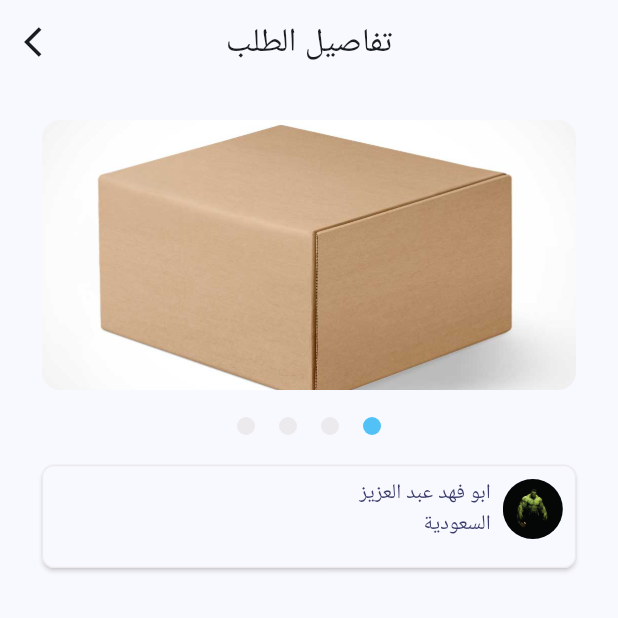
After one commit to Kerolos163/alexTask, a Flutter app: the DescriptionView screen opened directly, on a phone screen of 412 x 824 dp, the top half of it. The commit adds this screen. Run offline on Flutter 3.47's test engine with Material 2 defaults, Android fonts, the phone set to English and light mode, and no system bars; our stand-ins replace device_preview, flutter_bloc, flutter_svg.

Commit message:
work in DescriptionBody

```diff
--- a/lib/core/manager/asser_manager.dart
+++ b/lib/core/manager/asser_manager.dart
@@ -5,4 +5,5 @@ abstract class AssetManager {
   static const String box = "asset/images/box.jpg";
   static const String calendar = "asset/images/calendar.svg";
   static const String close = "asset/images/close.svg";
+  static const String hulk = "asset/images/hulk.jpg";
 }
--- /dev/null
+++ b/lib/feature/Description/presenation/view/description_view.dart
@@ -0,0 +1,30 @@
+import 'package:alextask/feature/Description/presenation/view/widget/description_body.dart';
+import 'package:alextask/feature/Description/presenation/viewModel/Cubit/cubit.dart';
+import 'package:flutter/material.dart';
+import 'package:flutter_bloc/flutter_bloc.dart';
+
+class DescriptionView extends StatelessWidget {
+  const DescriptionView({super.key});
+
+  @override
+  Widget build(BuildContext context) {
+    return Scaffold(
+      appBar: AppBar(
+        centerTitle: true,
+        leading: IconButton(
+            onPressed: () {
+              Navigator.pop(context);
+            },
+            icon: const Icon(Icons.arrow_back_ios)),
+        title: const Text("تفاصيل الطلب"),
+      ),
+      body: Directionality(
+        textDirection: TextDirection.rtl,
+        child: BlocProvider(
+          create: (context) => DescriptionCubit(),
+          child: const DescriptionBody(),
+        ),
+      ),
+    );
+  }
+}
--- /dev/null
+++ b/lib/feature/Description/presenation/view/widget/description_body.dart
@@ -0,0 +1,47 @@
+import 'package:alextask/core/manager/asser_manager.dart';
+import 'package:alextask/feature/Description/presenation/view/widget/indicators_widget.dart';
+import 'package:alextask/feature/Description/presenation/view/widget/user_info.dart';
+import 'package:alextask/feature/Description/presenation/viewModel/Cubit/cubit.dart';
+import 'package:alextask/feature/Description/presenation/viewModel/Cubit/state.dart';
+import 'package:flutter/material.dart';
+import 'package:flutter_bloc/flutter_bloc.dart';
+
+class DescriptionBody extends StatelessWidget {
+  const DescriptionBody({super.key});
+
+  @override
+  Widget build(BuildContext context) {
+    return BlocBuilder<DescriptionCubit, DescriptionState>(
+      builder: (context, state) {
+        return Padding(
+          padding: const EdgeInsets.symmetric(vertical: 8, horizontal: 28),
+          child: Column(
+            children: [
+              const SizedBox(height: 16),
+              SizedBox(
+                height: 180,
+                child: PageView.builder(
+                  itemBuilder: (context, index) => ClipRRect(
+                    borderRadius: BorderRadius.circular(12),
+                    child: Image.asset(AssetManager.box, fit: BoxFit.fitWidth),
+                  ),
+                  onPageChanged: (value) {
+                    DescriptionCubit.get(context)
+                        .changeCurrentIndex(newIndex: value);
+                  },
+                  itemCount: DescriptionCubit.get(context).imgs.length,
+                ),
+              ),
+              const SizedBox(height: 10),
+              IndicatorsWidget(
+                currentIndex: DescriptionCubit.get(context).currentindex,
+              ),
+              const SizedBox(height: 12),
+              const UserInfo()
+            ],
+          ),
+        );
+      },
+    );
+  }
+}
--- /dev/null
+++ b/lib/feature/Description/presenation/view/widget/indicators_widget.dart
@@ -0,0 +1,38 @@
+import 'package:alextask/core/manager/color_manager.dart';
+import 'package:alextask/feature/Description/presenation/viewModel/Cubit/cubit.dart';
+import 'package:flutter/material.dart';
+
+class IndicatorsWidget extends StatelessWidget {
+  const IndicatorsWidget({super.key, required this.currentIndex});
+  final int currentIndex;
+  @override
+  Widget build(BuildContext context) {
+    return Row(
+      mainAxisAlignment: MainAxisAlignment.center,
+      children: [
+        for (int i = 0; i < DescriptionCubit.get(context).imgs.length; i++)
+          currentIndex == i ? selectedIndicator() : unSelectedIndicator()
+      ],
+    );
+  }
+
+  Padding unSelectedIndicator() {
+    return const Padding(
+      padding: EdgeInsets.all(8.0),
+      child: CircleAvatar(
+        backgroundColor: ColorManager.lightGray,
+        radius: 6,
+      ),
+    );
+  }
+
+  Padding selectedIndicator() {
+    return const Padding(
+      padding: EdgeInsets.all(8.0),
+      child: CircleAvatar(
+        backgroundColor: ColorManager.prime,
+        radius: 6,
+      ),
+    );
+  }
+}
--- /dev/null
+++ b/lib/feature/Description/presenation/view/widget/user_info.dart
@@ -0,0 +1,38 @@
+import 'package:alextask/core/manager/asser_manager.dart';
+import 'package:alextask/core/manager/color_manager.dart';
+import 'package:flutter/material.dart';
+
+class UserInfo extends StatelessWidget {
+  const UserInfo({super.key});
+
+  @override
+  Widget build(BuildContext context) {
+    return Material(
+      borderRadius: BorderRadius.circular(8),
+      elevation: 1.2,
+      shadowColor: ColorManager.lightGray,
+      child: Container(
+        padding: const EdgeInsets.only(right: 8, top: 8, bottom: 18),
+        decoration: BoxDecoration(
+          borderRadius: BorderRadius.circular(8),
+          border: Border.all(color: ColorManager.lightGray, width: .8),
+        ),
+        child: const Row(children: [
+          CircleAvatar(
+            backgroundImage: AssetImage(AssetManager.hulk),
+          ),
+          SizedBox(width: 8),
+          Column(
+            crossAxisAlignment: CrossAxisAlignment.start,
+            children: [
+              Text("ابو فهد عبد العزيز",
+                  style: TextStyle(fontSize: 14, color: ColorManager.darkBlue)),
+              Text("السعودية",
+                  style: TextStyle(fontSize: 14, color: ColorManager.darkBlue)),
+            ],
+          )
+        ]),
+      ),
+    );
+  }
+}
--- /dev/null
+++ b/lib/feature/Description/presenation/viewModel/Cubit/cubit.dart
@@ -0,0 +1,19 @@
+import 'package:alextask/core/manager/asser_manager.dart';
+import 'package:alextask/feature/Description/presenation/viewModel/Cubit/state.dart';
+import 'package:flutter_bloc/flutter_bloc.dart';
+
+class DescriptionCubit extends Cubit<DescriptionState> {
+  DescriptionCubit() : super(IniteState());
+  static DescriptionCubit get(context) => BlocProvider.of(context);
+  final List<String> imgs = [
+    AssetManager.box,
+    AssetManager.box,
+    AssetManager.box,
+    AssetManager.box,
+  ];
+  int currentindex = 0;
+  changeCurrentIndex({required int newIndex}) {
+    currentindex = newIndex;
+    emit(ChangeIndexState());
+  }
+}
--- /dev/null
+++ b/lib/feature/Description/presenation/viewModel/Cubit/state.dart
@@ -0,0 +1,5 @@
+abstract class DescriptionState {}
+
+class IniteState extends DescriptionState {}
+
+class ChangeIndexState extends DescriptionState {}
--- a/lib/feature/home/presentation/view/widget/product_item.dart
+++ b/lib/feature/home/presentation/view/widget/product_item.dart
@@ -1,5 +1,6 @@
 import 'package:alextask/core/manager/asser_manager.dart';
 import 'package:alextask/core/manager/color_manager.dart';
+import 'package:alextask/feature/Description/presenation/view/description_view.dart';
 import 'package:flutter/material.dart';
 import 'package:flutter_svg/svg.dart';
 
@@ -50,9 +51,13 @@ class ProductItem extends StatelessWidget {
                       textDirection: TextDirection.ltr,
                     ),
                     const Spacer(),
-                    deskcriptionContainer(onTap: () {
-
-                    },),
+                    deskcriptionContainer(
+                      onTap: () {
+                        Navigator.of(context).push(MaterialPageRoute(
+                          builder: (context) => const DescriptionView(),
+                        ));
+                      },
+                    ),
                     const SizedBox(
                       width: 8,
                     ),
@@ -74,7 +79,7 @@ class ProductItem extends StatelessWidget {
     );
   }
 
-  GestureDetector deskcriptionContainer({ void Function()? onTap}) {
+  GestureDetector deskcriptionContainer({void Function()? onTap}) {
     return GestureDetector(
       onTap: onTap,
       child: Container(
```
Also changed, not shown: asset/images/hulk.jpg (added).
